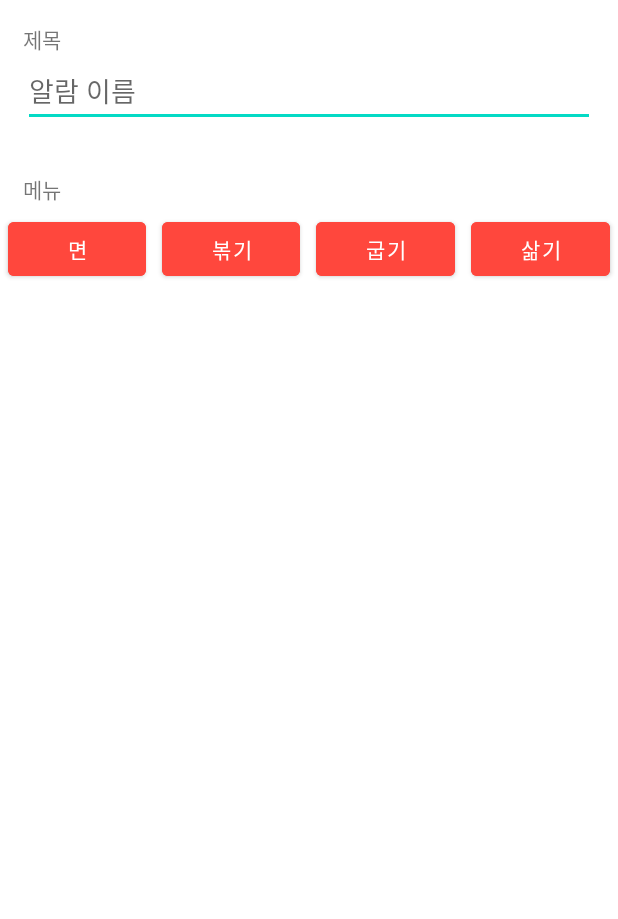
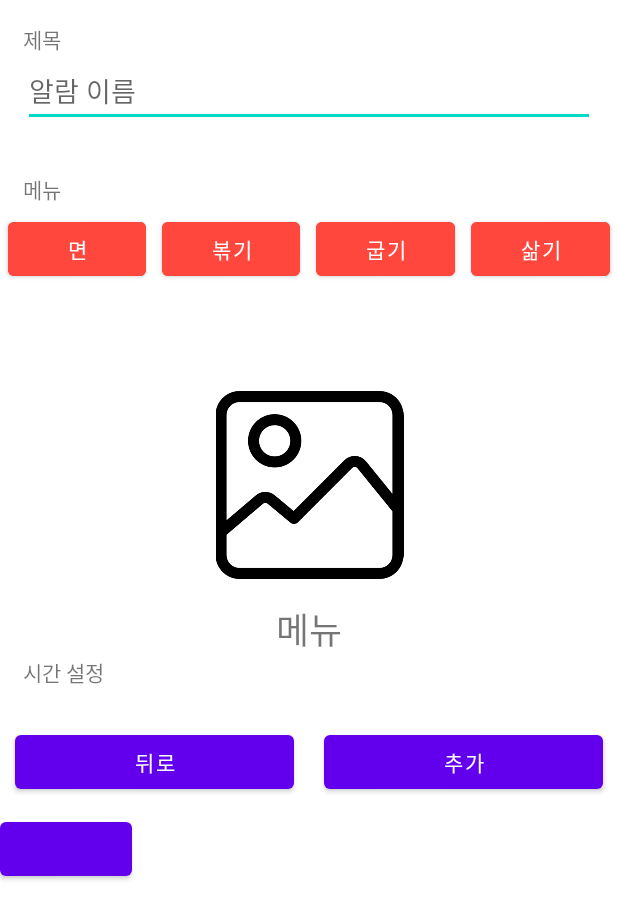
Before and after one commit to sgtlee99/GoldenTimer, an Android app: the CustomActivity screen opened directly, with no data from a screen before it, on a phone screen of 412 x 824 dp. Shown: the top 919 px of the screen. Run offline under Robolectric (Android 15) with nearby library versions, the phone set to English and light mode, and no system bars; libraries missing offline, so code that uses them is left out: com.xwray.groupie; 2 statements that could not run were skipped.

Commit message:
numberpicker 구현 -> inflater dialog로 변경중

```diff
--- a/app/src/main/java/com/example/goldentimer/CustomActivity.kt
+++ b/app/src/main/java/com/example/goldentimer/CustomActivity.kt
@@ -1,16 +1,22 @@
 package com.example.goldentimer
 
 import android.annotation.SuppressLint
+import android.content.DialogInterface
 import android.content.Intent
 import android.os.Bundle
 import android.util.Log
+import android.view.LayoutInflater
 import android.view.View
+import android.widget.Toast
+import androidx.appcompat.app.AlertDialog
 import androidx.appcompat.app.AppCompatActivity
 import com.example.goldentimer.adapter.Menu_Adapter
 import com.xwray.groupie.GroupAdapter
 import com.xwray.groupie.GroupieViewHolder
 import kotlinx.android.synthetic.main.activity_custom.*
 import kotlinx.android.synthetic.main.activity_main.*
+import kotlin.concurrent.timer
+
 
 class CustomActivity : AppCompatActivity(), View.OnClickListener {
     val TAG: String = "[GT]<CustomActivity>"
@@ -25,6 +31,8 @@ class CustomActivity : AppCompatActivity(), View.OnClickListener {
         //이미지는 기본 에셋제공하여 선택하는 구조
         //버튼 하나를 선택했을때 다른버튼들의 채도가 낮아지며
         //아래의 메뉴 리스트의 아이템들이 변경된다
+        //====================================================
+        var alarm_title : String = timer_title.text.toString()               //알람제목
 
         noodle.setOnClickListener(this)
         fry.setOnClickListener(this)
@@ -34,10 +42,40 @@ class CustomActivity : AppCompatActivity(), View.OnClickListener {
         recyclerview_menu.adapter = adapter
         //면을 선택했을때
         adapter.setOnItemClickListener { item, view ->
+            var selected : String = ""
+            selected = (item as Menu_Adapter).menu                            //선택한 미리보기 이미지
+            Log.d(TAG, selected)     //선택한 메뉴가 뭔지 보여주는 LOG
+            //이미지 리소스 하드 코딩
+            when (selected) {
+                "라면" -> menu_preview_img.setImageResource(R.drawable.ramen)
+                "소면" -> menu_preview_img.setImageResource(R.drawable.soba)
+                "우동" -> menu_preview_img.setImageResource(R.drawable.udon)
+                "파스타" -> menu_preview_img.setImageResource(R.drawable.pasta)
+                else -> menu_preview_img.setImageResource(R.drawable.default_image)
+            }
+        }
+        test_button.setOnClickListener {
 
-            Log.d(TAG, (item as Menu_Adapter).menu)     //선택한 메뉴가 뭔지 보여주는 LOG
+        }
+        //시간을 선택하는 NumberPicker
+//        timer_number_picker_min.maxValue = 60
+//        timer_number_picker_min.minValue = 0
 
+//        val timer_picker_min_text = timer_number_picker_min
+//        val timer_picker_min = timer_number_picker_min.apply {
+//            maxValue = 60
+//            minValue = 0
+//            wrapSelectorWheel = false
+//            setOnValueChangedListener {
+//                    numberPicker, i, i2 ->
+//
+//            }
+//        }
+//        timer_number_picker_sec.maxValue = 59
+//        timer_number_picker_sec.minValue = 0
 
+        timer_save_button.setOnClickListener {
+            ReConfirmDialog()
         }
     }
 
@@ -107,4 +145,22 @@ class CustomActivity : AppCompatActivity(), View.OnClickListener {
         boil.setBackgroundColor(R.color.bright_red)
     }
 
+
+
+    fun ReConfirmDialog() {     //설정한 데이터가 맞는지 재확인하는 dialog
+        val dialog = AlertDialog.Builder(this)
+        dialog.setTitle("입력하신 정보가 맞나요?")
+        dialog.setMessage("")
+        dialog.setPositiveButton("확인", DialogInterface.OnClickListener { dialog, which ->
+            //mainactivity로 이동
+            val intent = Intent(this, MainActivity::class.java)
+            //전 액티비티 지워줌
+            intent.flags = Intent.FLAG_ACTIVITY_NEW_TASK or Intent.FLAG_ACTIVITY_CLEAR_TASK
+            startActivity(intent)
+            //토스트 메시지
+            Toast.makeText(this, "타이머가 저장되었습니다", Toast.LENGTH_SHORT).show()
+        })
+        dialog.show()
+    }
+
 }
--- a/app/src/main/res/layout/activity_custom.xml
+++ b/app/src/main/res/layout/activity_custom.xml
@@ -14,7 +14,8 @@
 			android:text="제목"
 			android:layout_marginLeft="15dp"
 			android:layout_marginRight="15dp"
-			android:layout_marginTop="15dp"/>
+			android:layout_marginTop="15dp"
+			android:id="@+id/timer_title"/>
 
 	<EditText
 			android:layout_width="match_parent"
@@ -92,8 +93,76 @@
 			android:orientation="horizontal"
 			android:id="@+id/recyclerview_menu"
 			/>
-	<ImageView
+
+	<LinearLayout
 			android:layout_width="match_parent"
 			android:layout_height="wrap_content"
-			android:id="@+id/menu_preview_img"/>
+			android:orientation="horizontal"
+			android:padding="15dp"
+			>
+
+		<TextView
+				android:layout_width="match_parent"
+				android:layout_height="wrap_content"
+				android:text=" "
+				android:layout_weight="1"/>
+
+		<ImageView
+				android:layout_width="match_parent"
+				android:layout_height="125dp"
+				android:src="@drawable/default_image"
+				android:layout_weight="1"
+				android:id="@+id/menu_preview_img"/>
+
+		<TextView
+				android:layout_width="match_parent"
+				android:layout_height="wrap_content"
+				android:text=" "
+				android:layout_weight="1"/>
+	</LinearLayout>
+
+	<TextView
+			android:layout_width="wrap_content"
+			android:layout_height="wrap_content"
+			android:layout_gravity="center"
+			android:textSize="24sp"
+			android:text="메뉴"
+			/>
+
+	<TextView
+			android:layout_width="match_parent"
+			android:layout_height="wrap_content"
+			android:text="시간 설정"
+			android:layout_marginLeft="15dp"
+			android:layout_marginRight="15dp"
+			android:layout_marginBottom="15dp"
+			/>
+
+
+
+	<LinearLayout
+			android:layout_width="match_parent"
+			android:layout_height="wrap_content"
+			android:orientation="horizontal">
+		<Button
+				android:layout_width="match_parent"
+				android:layout_height="wrap_content"
+				android:text="뒤로"
+				android:layout_weight="1"
+				android:layout_margin="10dp"
+				android:id="@+id/back_button"
+				/>
+
+		<Button
+				android:layout_width="match_parent"
+				android:layout_height="wrap_content"
+				android:text="추가"
+				android:layout_weight="1"
+				android:layout_margin="10dp"
+				android:id="@+id/timer_save_button"/>
+	</LinearLayout>
+	<Button
+			android:layout_width="wrap_content"
+			android:layout_height="wrap_content"
+			android:id="@+id/test_button"/>
 </LinearLayout>
```
Also changed, not shown: app/src/main/res/layout/timer_numberpicker.xml (added, +56 -0 lines), app/src/main/res/drawable/default_image.png (added), app/src/main/res/drawable/pasta.png (added), app/src/main/res/drawable/soba.png (added), app/src/main/res/drawable/udon.png (added).
